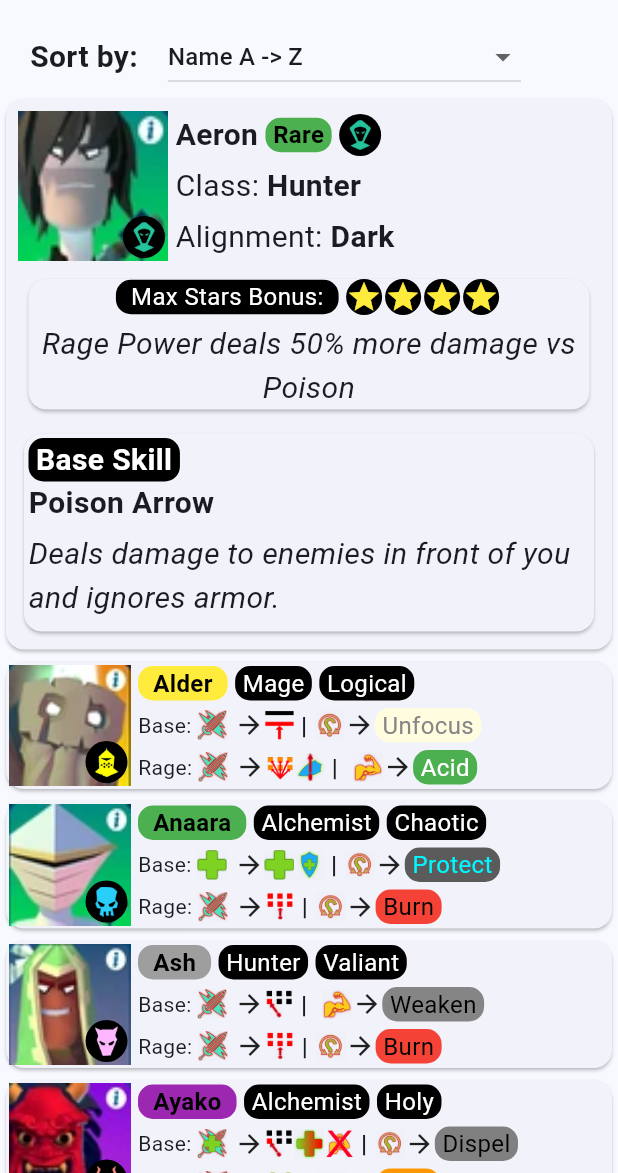
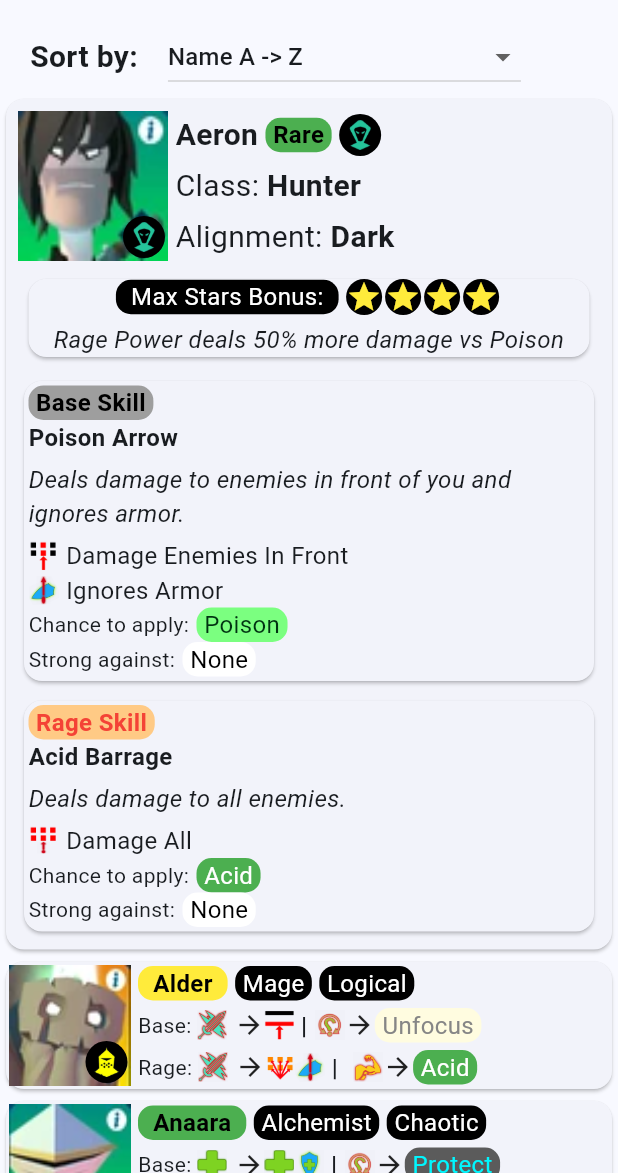
Before and after one commit to Ankhtepot/KnighthoodHeroes, a Flutter app: the screen it shows after launch, after a tap on "Aeron", on a phone screen of 412 x 824 dp, the part 63-1236 px from its top. Run offline on Flutter 3.47's test engine with Material 2 defaults, Android fonts, the phone set to English and light mode, and no system bars.

Commit message:
detailed hero card implemented

```diff
--- a/knighthood_heroes/lib/data/heroes_data.dart
+++ b/knighthood_heroes/lib/data/heroes_data.dart
@@ -154,6 +154,7 @@ List<KnighthoodHero> get getHeroes {
           strongVsDebuff: ESkillDebuff.none,
           [
             ESkillEffect.restoreHealth,
+            ESkillEffect.restoreArmor,
             ESkillEffect.dispelDebuffs,
           ],
           description: 'Restores health or armor and cures all negative status effects.'),
@@ -163,6 +164,7 @@ List<KnighthoodHero> get getHeroes {
           strongVsDebuff: ESkillDebuff.none,
           chanceTo: ESkillDebuff.focus,
           [
+            ESkillEffect.damageSpread,
             ESkillEffect.leechHealthAll,
           ],
           description: 'Distributes damage across all enemies and restores health or armor by the same amount.'),
--- a/knighthood_heroes/lib/models/skill.dart
+++ b/knighthood_heroes/lib/models/skill.dart
@@ -98,7 +98,7 @@ class Skill {
         ESkillDebuff.regenerate =>
           TextColors(const Color.fromARGB(255, 125, 214, 255), const Color.fromARGB(255, 2, 134, 6)),
         ESkillDebuff.expose => TextColors(Colors.grey, Colors.black),
-        ESkillDebuff.fury => TextColors(Color.fromARGB(255, 113, 31, 31), const Color.fromARGB(255, 255, 0, 0)),
+        ESkillDebuff.fury => TextColors(const Color.fromARGB(255, 113, 31, 31), const Color.fromARGB(255, 255, 0, 0)),
         ESkillDebuff.freeze => TextColors(Colors.lightBlue, const Color.fromARGB(255, 0, 17, 255)),
         ESkillDebuff.delay => TextColors(const Color.fromARGB(255, 138, 138, 138), Colors.black),
         ESkillDebuff.armor => TextColors(Colors.blue, Colors.black),
--- a/knighthood_heroes/lib/widgets/filter_options/filter_options.dart
+++ b/knighthood_heroes/lib/widgets/filter_options/filter_options.dart
@@ -1,5 +1,4 @@
 import 'package:flutter/material.dart';
-import 'package:knighthood_heroes/Models/knighthood_hero.dart';
 import 'package:knighthood_heroes/data/colors.dart';
 import 'package:knighthood_heroes/data/enums.dart';
 import 'package:knighthood_heroes/general/extensions.dart';
--- a/knighthood_heroes/lib/widgets/heroes_list/hero_card_detailed.dart
+++ b/knighthood_heroes/lib/widgets/heroes_list/hero_card_detailed.dart
@@ -113,7 +113,7 @@ class HeroCardDetailed extends StatelessWidget {
                       Text(
                         hero.fullStarsEffect,
                         textAlign: TextAlign.center,
-                        style: TextStyle(fontStyle: FontStyle.italic, fontSize: 20),
+                        style: const TextStyle(fontStyle: FontStyle.italic, fontSize: 16),
                       )
                     ],
                   ),
@@ -121,6 +121,8 @@ class HeroCardDetailed extends StatelessWidget {
               ), // Stars bonus
               const SizedBox(height: 5),
               SkillDetailed(hero.baseSkill, true), // Base skill
+              const SizedBox(height: 5),
+              SkillDetailed(hero.rageSkill, false), // Ultimate skill
             ],
           ),
         ),
--- a/knighthood_heroes/lib/widgets/heroes_list/skill_detailed.dart
+++ b/knighthood_heroes/lib/widgets/heroes_list/skill_detailed.dart
@@ -1,5 +1,7 @@
 import 'package:flutter/material.dart';
+import 'package:knighthood_heroes/general/extensions.dart';
 import 'package:knighthood_heroes/models/skill.dart';
+import 'package:knighthood_heroes/models/text_colors.dart';
 import 'package:knighthood_heroes/widgets/text_rounded_with_background.dart';
 
 class SkillDetailed extends StatelessWidget {
@@ -10,8 +12,37 @@ class SkillDetailed extends StatelessWidget {
 
   @override
   Widget build(BuildContext context) {
+    List<Widget> getEffectsIcons() {
+      List<Widget> effectsIcons = [];
 
+      if (skill.skillEffects.isEmpty) {
+        return effectsIcons;
+      }
 
+      for (var effect in skill.skillEffects) {
+        effectsIcons.add(
+          Row(
+            children: [
+              Image(
+                image: AssetImage(Skill.getSkillEffectImagePath(effect)),
+                width: 20,
+                height: 20,
+              ),
+              const SizedBox(width: 5),
+              Text(
+                effect.name.textFromEnumName(),
+                style: const TextStyle(fontSize: 16),
+              ),
+            ],
+          ),
+        );
+      }
+
+      return effectsIcons;
+    }
+
+    TextColors chanceColors = Skill.getDebuffColors(skill.chanceTo);
+    TextColors strongVsColors = Skill.getDebuffColors(skill.strongVsDebuff);
 
     return Card(
       child: Padding(
@@ -19,24 +50,48 @@ class SkillDetailed extends StatelessWidget {
         child: Column(
           crossAxisAlignment: CrossAxisAlignment.start,
           children: [
-            TextRoundedWithBackground(isBaseSkill ? 'Base Skill' : 'Rage Skill',
-                fontSize: 20, fontWeight: FontWeight.bold),
+            TextRoundedWithBackground(
+              isBaseSkill ? 'Base Skill' : 'Rage Skill',
+              fontSize: 16,
+              fontWeight: FontWeight.bold,
+              backgroundColor: isBaseSkill ? Colors.grey : const Color.fromARGB(255, 255, 202, 133),
+              textColor: isBaseSkill ? Colors.black : Colors.red,
+            ),
             Text(
               skill.name,
-              style: const TextStyle(fontSize: 20, fontWeight: FontWeight.bold),
+              style: const TextStyle(fontSize: 16, fontWeight: FontWeight.bold),
             ),
             const SizedBox(height: 5),
             Text(
               skill.description,
-              style: const TextStyle(fontSize: 20, fontStyle: FontStyle.italic),
+              style: const TextStyle(fontSize: 16, fontStyle: FontStyle.italic),
             ),
             const SizedBox(height: 5),
+            ...getEffectsIcons(),
             Row(
               children: [
-                // ...getEffectsIcons,
-                // ...getDebuffDescription,
+                const Text('Chance to apply:'),
+                const SizedBox(width: 5),
+                TextRoundedWithBackground(
+                  skill.chanceTo.name.textFromEnumName(),
+                  fontSize: 16,
+                  backgroundColor: chanceColors.backgroundColor,
+                  textColor: chanceColors.textColor,
+                ),
               ],
             ),
+            Row(
+              children: [
+                const Text('Strong against:'),
+                const SizedBox(width: 5),
+                TextRoundedWithBackground(
+                  skill.strongVsDebuff.name.textFromEnumName(),
+                  fontSize: 16,
+                  backgroundColor: strongVsColors.backgroundColor,
+                  textColor: strongVsColors.textColor,
+                ),
+              ],
+            )
           ],
         ),
       ),
```
